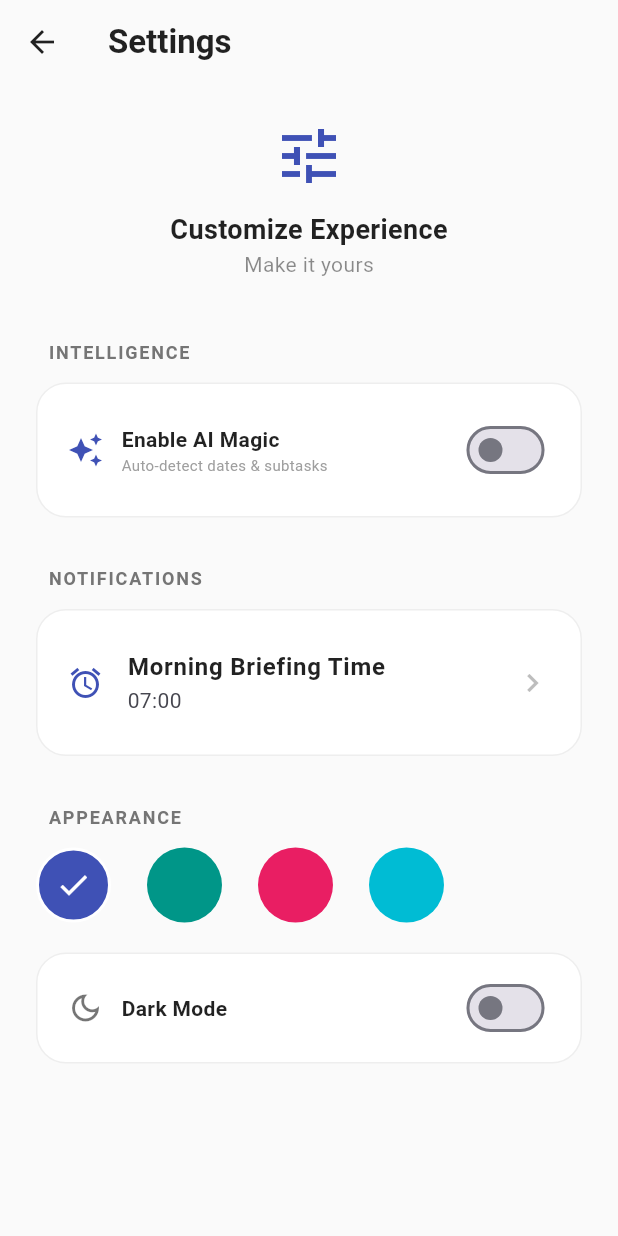
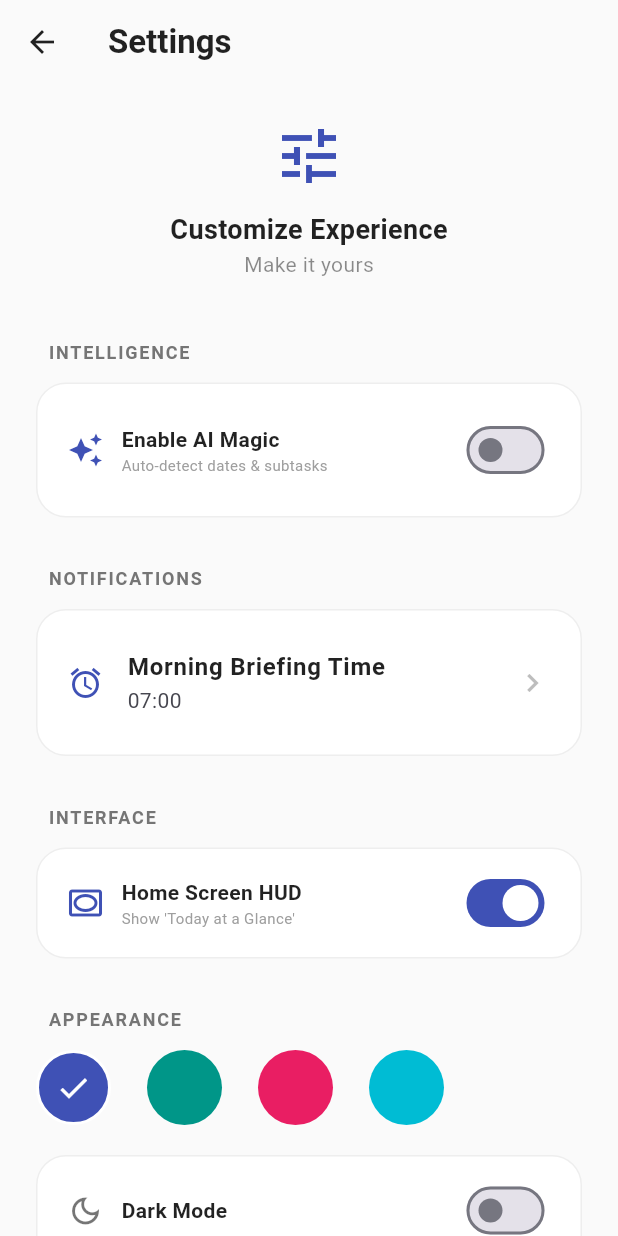
Before and after one commit to smithinkr/sinc-procrastinator, a Flutter app: the screen it shows after launch, after a tap on "Procrastinator", on a phone screen of 412 x 824 dp. Run offline on Flutter 3.47's test engine with Material 3 defaults, Android fonts, the phone set to English and light mode, and no system bars; our stand-ins replace cloud_firestore, firebase_auth, firebase_core, flutter_local_notifications, flutter_secure_storage, google_sign_in and 4 more; missing offline and left inert: encrypt, home_widget, record; accounts and stored records are empty; statements that could not run were skipped.

Commit message:
feat: updated HUD toggle logic, gesture pass-through fix, and auto-fading slogan

```diff
--- a/lib/screens/home_screen.dart
+++ b/lib/screens/home_screen.dart
@@ -873,6 +873,7 @@ Widget _buildPeekAction(IconData icon, String label, VoidCallback onTap,
     final settings = Provider.of<SettingsService>(context);
     final Color themeColor = _getThemeColor(settings.themeColor);
 
+
     final activeTasks = _tasks.where((t) {
       if (t.isCompleted) return false;
       if (_selectedCategory == 'Urgent') {
--- a/lib/screens/settings_page.dart
+++ b/lib/screens/settings_page.dart
@@ -170,6 +170,43 @@ class _SettingsPageState extends State<SettingsPage> {
           ),
 
           const SizedBox(height: 32),
+          // --- INTERFACE SECTION ---
+          _buildSectionTitle("INTERFACE", isDark),
+          const SizedBox(height: 12),
+          Container(
+            padding: const EdgeInsets.symmetric(horizontal: 20, vertical: 12),
+            decoration: BoxDecoration(
+              color: isDark ? Colors.white.withValues(alpha: 0.05) : Colors.white,
+              borderRadius: BorderRadius.circular(20),
+              border: Border.all(color: isDark ? Colors.white12 : Colors.grey[200]!),
+            ),
+            child: Row(
+              mainAxisAlignment: MainAxisAlignment.spaceBetween,
+              children: [
+                Row(
+                  children: [
+                    Icon(Icons.vignette_outlined, color: isDark ? Colors.white70 : Colors.indigo),
+                    const SizedBox(width: 12),
+                    Column(
+                      crossAxisAlignment: CrossAxisAlignment.start,
+                      children: [
+                        Text("Home Screen HUD",
+                          style: TextStyle(fontWeight: FontWeight.bold, color: isDark ? Colors.white : Colors.black87)),
+                        Text("Show 'Today at a Glance'",
+                          style: TextStyle(fontSize: 10, color: isDark ? Colors.white38 : Colors.grey[500])),
+                      ],
+                    ),
+                  ],
+                ),
+                Switch(
+                  value: settings.isHudEnabled,
+                  activeTrackColor: Colors.indigo,
+                  onChanged: (val) => settings.toggleHud(val),
+                )
+              ],
+            ),
+          ),
+          const SizedBox(height: 32),
 
           // --- APPEARANCE SECTION ---
           _buildSectionTitle("APPEARANCE", isDark),
--- a/lib/services/notification_service.dart
+++ b/lib/services/notification_service.dart
@@ -37,7 +37,7 @@ class NotificationService {
 
     final androidPlugin = _notifications.resolvePlatformSpecificImplementation<AndroidFlutterLocalNotificationsPlugin>();
 
-    // Explicitly create channels with MAX importance to ensure visibility
+    // 1. Explicitly create channels with MAX importance
     await androidPlugin?.createNotificationChannel(
       const AndroidNotificationChannel(
         _channelIdDaily,
@@ -55,6 +55,26 @@ class NotificationService {
         playSound: true,
       ),
     );
+
+    // 2. S.INC PROACTIVE SCHEDULING (Updated for SharedPreferences/Future)
+    // This solves the 'Default 7AM not working' bug by triggering
+    // updateNotifications immediately upon service initialization.
+    try {
+      // CRITICAL FIX: Since your StorageService now uses SharedPreferences,
+      // we MUST 'await' these calls or the scheduler will crash.
+      final int savedHour = await StorageService.getBriefHour() ?? 7;
+      final int savedMinute = await StorageService.getBriefMinute() ?? 0;
+
+      // Note: This also uses 'await' to ensure the schedule is locked into Android
+      await updateNotifications(
+        briefHour: savedHour,
+        briefMinute: savedMinute,
+      );
+
+      L.d("SYSTEM: Notification Service Auto-Initialized at $savedHour:${savedMinute.toString().padLeft(2, '0')}");
+    } catch (e) {
+      L.d("SYSTEM WARNING: Proactive scheduling failed during init: $e");
+    }
   }
 
   /// REFRESH LOGIC: Loads tasks from storage if they aren't provided (for SettingsPage)
--- a/lib/services/settings_service.dart
+++ b/lib/services/settings_service.dart
@@ -11,6 +11,7 @@ class SettingsService with ChangeNotifier {
   bool _isAiEnabled = false;
   int _briefHour = 7;
   int _briefMinute = 0;
+  bool _isHudEnabled = true; // Default to visible
 
   // --- GETTERS ---
   String get themeColor => _themeColor;
@@ -19,6 +20,7 @@ class SettingsService with ChangeNotifier {
   bool get isAiEnabled => _isAiEnabled;
   int get briefHour => _briefHour;
   int get briefMinute => _briefMinute;
+  bool get isHudEnabled => _isHudEnabled;
 
   /// CRITICAL CHANGE: We no longer store the API key in a String variable.
   /// This prevents the key from being captured in a memory dump.
@@ -40,6 +42,7 @@ class SettingsService with ChangeNotifier {
     _isAiEnabled = prefs.getBool('isAiEnabled') ?? false;
     _briefHour = prefs.getInt('briefHour') ?? 7;
     _briefMinute = prefs.getInt('briefMinute') ?? 0;
+    _isHudEnabled = prefs.getBool('isHudEnabled') ?? true; // Load HUD preference
 
     // Check if a key exists to determine if AI features should be visible,
     // but DO NOT store the key itself in this class.
@@ -73,6 +76,13 @@ class SettingsService with ChangeNotifier {
   }
 
   // --- STANDARD UPDATERS ---
+  Future<void> toggleHud(bool isEnabled) async {
+    _isHudEnabled = isEnabled;
+    notifyListeners();
+    final prefs = await SharedPreferences.getInstance();
+    await prefs.setBool('isHudEnabled', isEnabled);
+    L.d("SYSTEM: HUD Visibility toggled to $isEnabled");
+  }
 
   Future<void> toggleAiFeatures(bool isEnabled) async {
     _isAiEnabled = isEnabled;
--- a/lib/services/storage_service.dart
+++ b/lib/services/storage_service.dart
@@ -12,6 +12,31 @@ class StorageService {
   static const String _masterKeyName = 'task_encryption_master_key_v2';
 
   /// --- INTERNAL HELPERS ---
+  static Future<int?> getBriefHour() async {
+    final prefs = await SharedPreferences.getInstance();
+    return prefs.getInt('brief_hour'); // Returns null if never set
+  }
+
+  static Future<int?> getBriefMinute() async {
+    final prefs = await SharedPreferences.getInstance();
+    return prefs.getInt('brief_minute'); // Returns null if never set
+  }
+
+  static Future<void> saveBriefTime(int hour, int minute) async {
+    final prefs = await SharedPreferences.getInstance();
+    await prefs.setInt('brief_hour', hour);
+    await prefs.setInt('brief_minute', minute);
+  }
+  static Future<bool> isHudEnabled() async {
+    final prefs = await SharedPreferences.getInstance();
+    // Default to true so new users see the HUD immediately
+    return prefs.getBool('show_hud') ?? true;
+  }
+
+  static Future<void> setHudEnabled(bool visible) async {
+    final prefs = await SharedPreferences.getInstance();
+    await prefs.setBool('show_hud', visible);
+  }
 
   static Future<encrypt.Key> _getEncryptionKey() async {
     String? existingKey = await SecurityService.getSecret(_masterKeyName);
--- a/lib/widgets/smart_input_layer.dart
+++ b/lib/widgets/smart_input_layer.dart
@@ -39,6 +39,7 @@ class SmartInputLayerState extends State<SmartInputLayer> with TickerProviderSta
   bool _isListening = false;
   bool _isInputActive = false;
   bool _showHint = true;
+  bool _showSlogan = true; // S.INC Brand state
 
   late AnimationController _pulseController;
   late Animation<double> _pulseAnimation;
@@ -48,6 +49,10 @@ class SmartInputLayerState extends State<SmartInputLayer> with TickerProviderSta
     super.initState();
     Timer(const Duration(seconds: 5), () {
       if (mounted) setState(() => _showHint = false);
+    });
+
+    Timer(const Duration(seconds: 4), () {
+    if (mounted) setState(() => _showSlogan = false);
   });
 
     _pulseController = AnimationController(
@@ -207,18 +212,18 @@ class SmartInputLayerState extends State<SmartInputLayer> with TickerProviderSta
     // Capture keyboard height to push the UI up
     final double keyboardHeight = MediaQuery.of(context).viewInsets.bottom;
     final todayTasks = _getTodayTasks(widget.allTasks);
+    final settings = Provider.of<SettingsService>(context);
 
 
 
     return Stack(
       children: [
 
-        // --- Combined At-a-Glance Dashboard & Slogan ---
  // --- Combined Watermark Dashboard & Slogan ---
+if (settings.isHudEnabled)
   AnimatedPositioned(
     duration: const Duration(milliseconds: 400),
     curve: Curves.easeOutCubic,
-  // 1. Lower the start point slightly to clear header buttons
     top: MediaQuery.of(context).size.height * 0.20,
     left: 0, right: 0,
     child: AnimatedOpacity(
@@ -226,10 +231,11 @@ AnimatedPositioned(
       duration: const Duration(milliseconds: 300),
       child: Column(
         children: [
-        // 2. TASK AT-A-GLANCE (The HUD Container)
-        // We've expanded this height to give your list more room
+          // 1. TASK AT-A-GLANCE (Scrollable Container)
           SizedBox(
             height: MediaQuery.of(context).size.height * 0.30,
+            child: GestureDetector(
+              onHorizontalDragStart: (_) {}, // Pass horizontal swipes to PageView
               child: SingleChildScrollView(
                 physics: const BouncingScrollPhysics(),
                 child: Column(
@@ -241,7 +247,9 @@ AnimatedPositioned(
                           fontSize: 10,
                           fontWeight: FontWeight.w300,
                           letterSpacing: 5.0,
-                      color: isDarkMode ? Colors.white.withValues(alpha: 0.2) : Colors.black.withValues(alpha: 0.15),
+                          color: isDarkMode
+                              ? Colors.white.withValues(alpha: 0.2)
+                              : Colors.black.withValues(alpha: 0.15),
                         ),
                       ),
                       const SizedBox(height: 20),
@@ -251,9 +259,11 @@ AnimatedPositioned(
                           task.title.toLowerCase(),
                           textAlign: TextAlign.center,
                           style: TextStyle(
-                        fontSize: 22, // Slightly larger tasks for the "Watermark" HUD
+                            fontSize: 22,
                             fontWeight: FontWeight.w200,
-                        color: isDarkMode ? Colors.white.withValues(alpha: 0.4) : Colors.black.withValues(alpha: 0.25),
+                            color: isDarkMode
+                                ? Colors.white.withValues(alpha: 0.4)
+                                : Colors.black.withValues(alpha: 0.25),
                             letterSpacing: 1.2,
                           ),
                         ),
@@ -264,23 +274,36 @@ AnimatedPositioned(
                 ),
               ),
             ),
+          ),
 
-        // 3. THE GAP
-        const SizedBox(height: 40),
+          // 2. THE GAP (Now correctly inside the children list)
+          AnimatedOpacity(
+            opacity: (_showSlogan && !_isInputActive) ? 1.0 : 0.0,
+            duration: const Duration(milliseconds: 800),
+            child: const SizedBox(height: 40),
+          ),
 
-        // 4. THE SLOGAN (Moved downward and slightly larger)
-        Text(
+          // 3. THE SLOGAN (Now correctly inside the children list)
+          AnimatedOpacity(
+            opacity: (_showSlogan && !_isInputActive) ? 1.0 : 0.0,
+            duration: const Duration(milliseconds: 800), // Smooth fade out
+            child: _showSlogan
+              ? Text(
                   "let's procrastinate in style",
                   textAlign: TextAlign.center,
                   style: TextStyle(
-            fontSize: 20, // Increased from 14/18 for better brand presence
+                    fontSize: 20,
                     fontWeight: FontWeight.w300,
-            color: isDarkMode ? Colors.white.withValues(alpha: 0.2) : Colors.black.withValues(alpha: 0.12),
-            letterSpacing: 2.5, // Wider spacing for that premium aesthetic
+                    color: isDarkMode
+                        ? Colors.white.withValues(alpha: 0.2)
+                        : Colors.black.withValues(alpha: 0.12),
+                    letterSpacing: 2.5,
                   ),
+                )
+              : const SizedBox.shrink(),
           ),
-      ],
-    ),
+        ], // <--- FIXED: Closes the children list
+      ), // <--- FIXED: Closes the Column
     ),
   ),
         // Background Dimmer
```
Also changed, not shown: lib/services/sync_service.dart (+32 -6 lines), 2 other files. Lines whose indentation alone changed are shown as unchanged.
